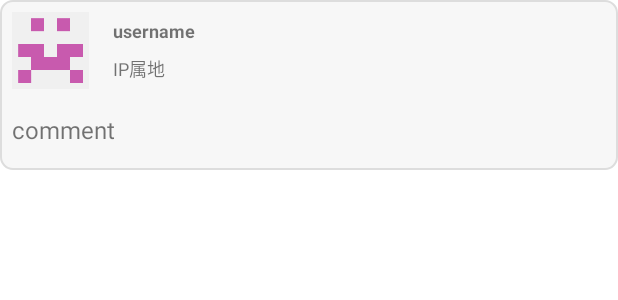
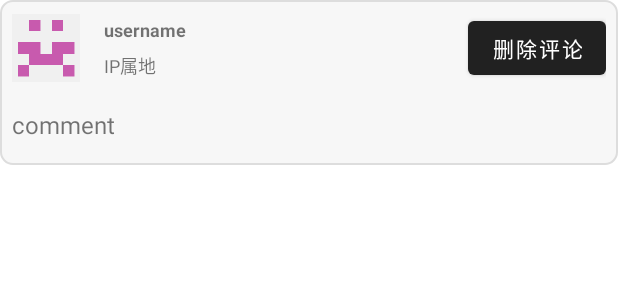
Before and after one commit to xieeryihe/location_base_wall, an Android app: the layout item_comment.xml on its own in the app's theme, with its tools: preview values and no code run, on a phone screen of 412 x 824 dp. Shown: the top 300 px of the screen. Run offline under Robolectric (Android 15) with nearby library versions, the phone set to English and light mode, and no system bars.

Commit message:
评论图片和删除评论的逻辑写好了

```diff
--- a/LocationBaseWall/app/src/main/java/com/example/locationbasewall/home/PostDetailActivity.java
+++ b/LocationBaseWall/app/src/main/java/com/example/locationbasewall/home/PostDetailActivity.java
@@ -288,7 +288,7 @@ public class PostDetailActivity extends AppCompatActivity {
                         commentList = new ArrayList<>(); // 初始化帖子数据列表
 
                         processComments(data,commentList);
-                        commentAdapter = new CommentAdapter(mContext, commentList, comment -> {
+                        commentAdapter = new CommentAdapter(mContext,user_id, commentList, comment -> {
                             // TODO 评论的点击事件
                         });
 
--- a/LocationBaseWall/app/src/main/res/layout/item_comment.xml
+++ b/LocationBaseWall/app/src/main/res/layout/item_comment.xml
@@ -32,7 +32,7 @@
                     android:layout_width="0dp"
                     android:layout_height="wrap_content"
                     android:layout_gravity="center_vertical"
-                    android:layout_weight="0.13"
+                    android:layout_weight="0.15"
                     android:adjustViewBounds="true"
                     android:scaleType="fitCenter"
                     android:src="@drawable/default_img" />
@@ -41,7 +41,7 @@
                     android:layout_width="0dp"
                     android:layout_height="match_parent"
                     android:orientation="vertical"
-                    android:layout_weight="0.87"
+                    android:layout_weight="0.85"
                     android:weightSum="1">
                     <TextView
                         android:id="@+id/commentUsernameTextView"
@@ -64,6 +64,13 @@
                         android:gravity="center_vertical"/>
                 </LinearLayout>
 
+                <Button
+                    android:id="@+id/commentDeleteButton"
+                    android:layout_width="wrap_content"
+                    android:layout_height="wrap_content"
+                    android:text="删除评论"
+                    android:layout_gravity="center"
+                    />
             </LinearLayout>
 
             <TextView
```
Also changed, not shown: LocationBaseWall/app/src/main/java/com/example/locationbasewall/adapter/CommentAdapter.java (+71 -7 lines).
